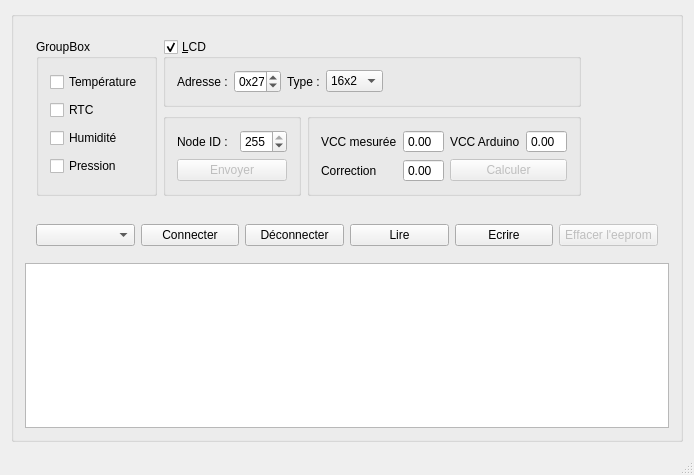
Before: the Qt Designer form mainwindow.ui in hfroment/WeatherStationConfigurator, drawn with Qt 5.
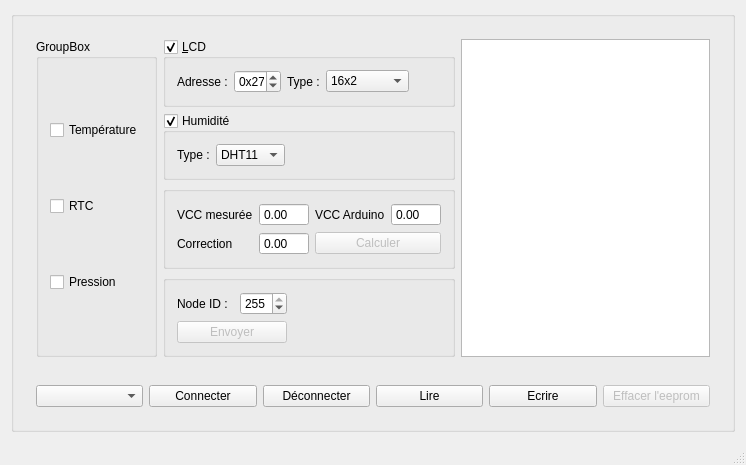
After: the same form once the commit is applied.

The edit to the form file:
```diff
--- a/mainwindow.ui
+++ b/mainwindow.ui
@@ -6,8 +6,8 @@
    <rect>
     <x>0</x>
     <y>0</y>
-    <width>694</width>
-    <height>475</height>
+    <width>746</width>
+    <height>455</height>
    </rect>
   </property>
   <property name="windowTitle">
@@ -27,29 +27,12 @@
        <item>
         <widget class="QWidget" name="widget_2" native="true">
          <layout class="QGridLayout" name="gridLayout">
-          <item row="1" column="1">
+          <item row="3" column="1">
            <widget class="QGroupBox" name="groupBox_2">
             <property name="title">
              <string/>
             </property>
             <layout class="QGridLayout" name="gridLayout_3">
-             <item row="0" column="2">
-              <widget class="QSpinBox" name="nodeId">
-               <property name="maximum">
-                <number>255</number>
-               </property>
-               <property name="value">
-                <number>255</number>
-               </property>
-              </widget>
-             </item>
-             <item row="0" column="0">
-              <widget class="QLabel" name="label_3">
-               <property name="text">
-                <string>Node ID :</string>
-               </property>
-              </widget>
-             </item>
              <item row="1" column="0" colspan="3">
               <widget class="QPushButton" name="pushButton_5">
                <property name="enabled">
@@ -60,10 +43,40 @@
                </property>
               </widget>
              </item>
+             <item row="0" column="0">
+              <widget class="QLabel" name="label_3">
+               <property name="text">
+                <string>Node ID :</string>
+               </property>
+              </widget>
+             </item>
+             <item row="0" column="2">
+              <widget class="QSpinBox" name="nodeId">
+               <property name="maximum">
+                <number>255</number>
+               </property>
+               <property name="value">
+                <number>255</number>
+               </property>
+              </widget>
+             </item>
+             <item row="0" column="3">
+              <spacer name="horizontalSpacer_3">
+               <property name="orientation">
+                <enum>Qt::Horizontal</enum>
+               </property>
+               <property name="sizeHint" stdset="0">
+                <size>
+                 <width>40</width>
+                 <height>20</height>
+                </size>
+               </property>
+              </spacer>
+             </item>
             </layout>
            </widget>
           </item>
-          <item row="0" column="0" rowspan="2">
+          <item row="0" column="0" rowspan="4">
            <widget class="QGroupBox" name="groupBox_3">
             <property name="title">
              <string>GroupBox</string>
@@ -83,13 +96,6 @@
                </property>
               </widget>
              </item>
-             <item>
-              <widget class="QCheckBox" name="humidite">
-               <property name="text">
-                <string>Humidité</string>
-               </property>
-              </widget>
-             </item>
              <item>
               <widget class="QCheckBox" name="pression">
                <property name="text">
@@ -100,7 +106,7 @@
             </layout>
            </widget>
           </item>
-          <item row="1" column="2">
+          <item row="2" column="1">
            <widget class="QGroupBox" name="groupBox_4">
             <property name="title">
              <string/>
@@ -170,7 +176,7 @@
             </layout>
            </widget>
           </item>
-          <item row="0" column="1" colspan="2">
+          <item row="0" column="1">
            <widget class="QGroupBox" name="LCD">
             <property name="title">
              <string>&amp;LCD</string>
@@ -221,6 +227,11 @@
                  <string>20x4</string>
                 </property>
                </item>
+               <item>
+                <property name="text">
+                 <string>SSD1306</string>
+                </property>
+               </item>
               </widget>
              </item>
              <item>
@@ -239,18 +250,77 @@
             </layout>
            </widget>
           </item>
-          <item row="1" column="3">
-           <spacer name="horizontalSpacer_2">
-            <property name="orientation">
-             <enum>Qt::Horizontal</enum>
+          <item row="1" column="1">
+           <widget class="QGroupBox" name="humidite">
+            <property name="title">
+             <string>Humidité</string>
             </property>
-            <property name="sizeHint" stdset="0">
-             <size>
-              <width>40</width>
-              <height>20</height>
-             </size>
+            <property name="checkable">
+             <bool>true</bool>
             </property>
-           </spacer>
+            <layout class="QHBoxLayout" name="horizontalLayout_3">
+             <item>
+              <widget class="QLabel" name="label_7">
+               <property name="text">
+                <string>Type :</string>
+               </property>
+              </widget>
+             </item>
+             <item>
+              <widget class="QComboBox" name="typeDHT">
+               <item>
+                <property name="text">
+                 <string>DHT11</string>
+                </property>
+               </item>
+               <item>
+                <property name="text">
+                 <string>DHT12</string>
+                </property>
+               </item>
+               <item>
+                <property name="text">
+                 <string>DHT22</string>
+                </property>
+               </item>
+               <item>
+                <property name="text">
+                 <string>DHT33</string>
+                </property>
+               </item>
+               <item>
+                <property name="text">
+                 <string>DHT44</string>
+                </property>
+               </item>
+              </widget>
+             </item>
+             <item>
+              <spacer name="horizontalSpacer_2">
+               <property name="orientation">
+                <enum>Qt::Horizontal</enum>
+               </property>
+               <property name="sizeHint" stdset="0">
+                <size>
+                 <width>40</width>
+                 <height>20</height>
+                </size>
+               </property>
+              </spacer>
+             </item>
+            </layout>
+           </widget>
+          </item>
+          <item row="0" column="2" rowspan="4">
+           <widget class="QTextBrowser" name="display">
+            <property name="font">
+             <font>
+              <family>Courier 10 Pitch</family>
+              <weight>75</weight>
+              <bold>true</bold>
+             </font>
+            </property>
+           </widget>
           </item>
          </layout>
         </widget>
@@ -303,15 +373,17 @@
         </widget>
        </item>
        <item>
-        <widget class="QTextBrowser" name="display">
-         <property name="font">
-          <font>
-           <family>Courier 10 Pitch</family>
-           <weight>75</weight>
-           <bold>true</bold>
-          </font>
+        <spacer name="verticalSpacer">
+         <property name="orientation">
+          <enum>Qt::Vertical</enum>
          </property>
-        </widget>
+         <property name="sizeHint" stdset="0">
+          <size>
+           <width>20</width>
+           <height>40</height>
+          </size>
+         </property>
+        </spacer>
        </item>
       </layout>
      </widget>
```
